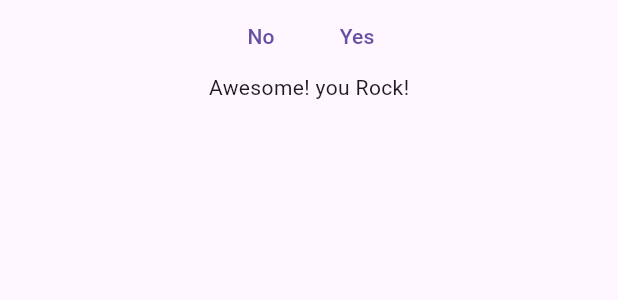
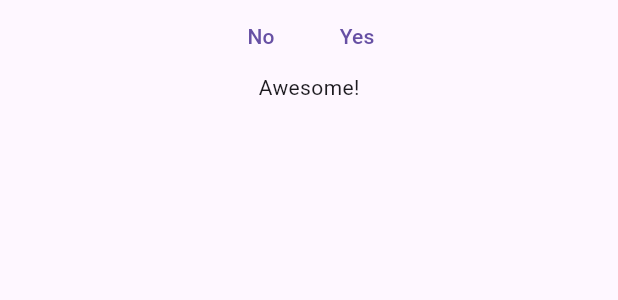
Before and after one commit to andreyscott/toda_app, a Flutter app: the DemoButtons widget shown alone on an empty page, opened directly, after a tap on "Yes", on a phone screen of 412 x 824 dp. Shown: the top 300 px of the screen. Run offline on Flutter 3.47's test engine with Material 3 defaults, Android fonts, the phone set to English and light mode, and no system bars.

Commit message:
made it work fine

```diff
--- a/lib/demo_buttons.dart
+++ b/lib/demo_buttons.dart
@@ -11,11 +11,13 @@ class DemoButtons extends StatefulWidget {
 
 class _DemoButtonsState extends State<DemoButtons> {
   var _isUnderstood = false;
+
   @override
   Widget build(BuildContext context) {
-    // print('UIUpdatesDemo BUILD called');
-
-    return Column(mainAxisSize: MainAxisSize.min, children: [
+    print('DemoButtons BUILD called');
+    return Column(
+      mainAxisSize: MainAxisSize.min,
+      children: [
         Row(
           mainAxisAlignment: MainAxisAlignment.center,
           children: [
@@ -37,7 +39,8 @@ class _DemoButtonsState extends State<DemoButtons> {
             ),
           ],
         ),
-      if (_isUnderstood) const Text('Awesome! you Rock!'),
-    ]);
+        if (_isUnderstood) const Text('Awesome!'),
+      ],
+    );
   }
 }
--- a/lib/keys/keys.dart
+++ b/lib/keys/keys.dart
@@ -1,6 +1,6 @@
 import 'package:flutter/material.dart';
 
-import 'package:flutter_internals/keys/checkable_todo_item.dart';
+import 'package:toda_app/keys/checkable_todo_item.dart';
 // import 'package:flutter_internals/keys/todo_item.dart';
 
 class Todo {
@@ -28,11 +28,11 @@ class _KeysState extends State<Keys> {
     ),
     const Todo(
       'Practice Flutter',
-      Priority.normal,
+      Priority.low,
     ),
     const Todo(
       'Explore other courses',
-      Priority.low,
+      Priority.normal,
     ),
   ];
 
--- a/lib/ui_updates_demo.dart
+++ b/lib/ui_updates_demo.dart
@@ -24,9 +24,7 @@ class UIUpdatesDemo extends StatelessWidget {
               textAlign: TextAlign.center,
             ),
             SizedBox(height: 24),
-            Expanded(
-              child: DemoButtons(),
-            )
+            DemoButtons(),
           ],
         ),
       ),
```
Also changed, not shown: lib/main.dart (+7 -3 lines). Lines whose indentation alone changed are shown as unchanged.
